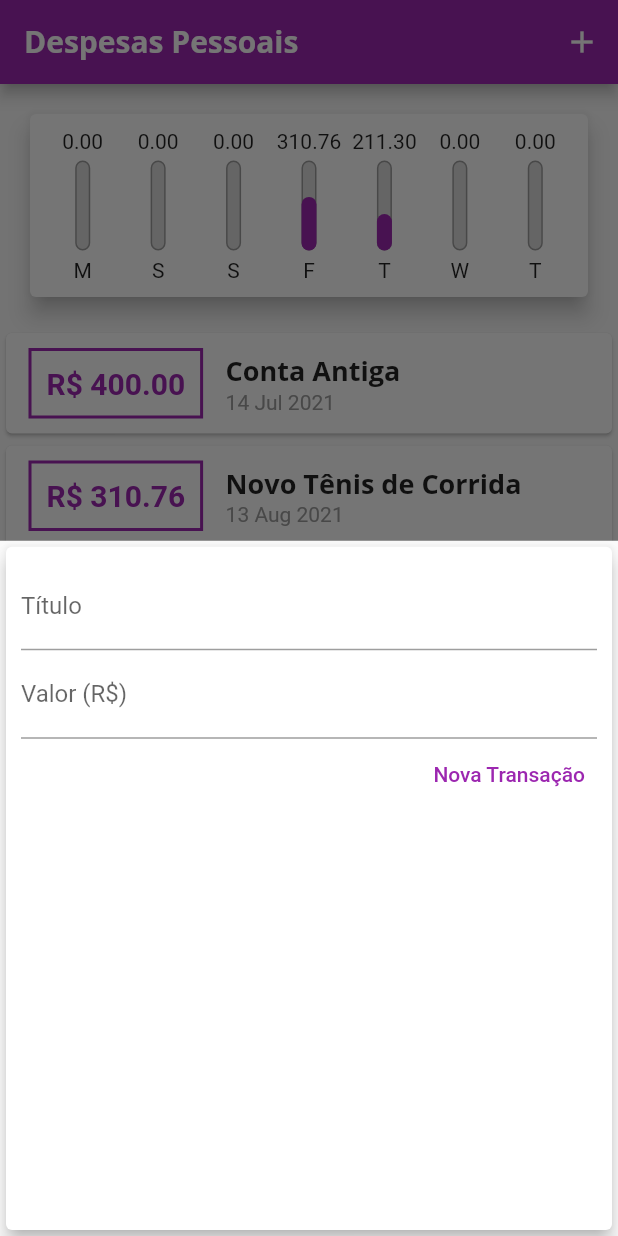
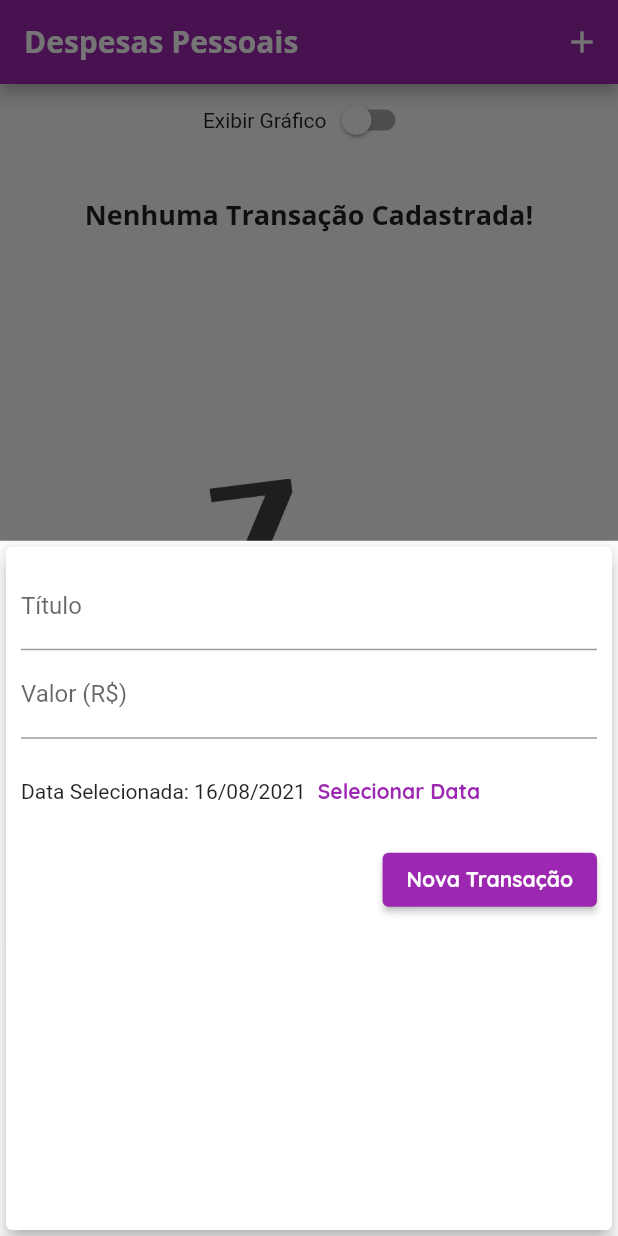
Before and after one commit to nanciioo/expenses, a Flutter app: the screen it shows after launch, after a tap on the "add" icon, on a phone screen of 412 x 824 dp. Run offline on Flutter 3.47's test engine with Material 2 defaults, Android fonts, the phone set to English and light mode, and no system bars.

Commit message:
repondo arquivo

```diff
--- a/lib/components/chart_bar.dart
+++ b/lib/components/chart_bar.dart
@@ -1,4 +1,5 @@
 import 'package:flutter/material.dart';
+import 'package:flutter/rendering.dart';
 
 class ChartBar extends StatelessWidget {
   final String? label;
@@ -13,14 +14,21 @@ class ChartBar extends StatelessWidget {
 
   @override
   Widget build(BuildContext context) {
+    return LayoutBuilder(
+      builder: (ctx, constraints) {
         return Column(
           children: <Widget>[
-        FittedBox(
-          child: Text('${value?.toStringAsFixed(2)}'),
+            Container(
+              height: constraints.maxHeight * 0.15,
+              child: FittedBox(
+                child: Text(
+                  '${value?.toStringAsFixed(2)}',
                 ),
-        SizedBox(height: 5),
+              ),
+            ),
+            SizedBox(height: constraints.maxHeight * 0.05),
             Container(
-          height: 60,
+              height: constraints.maxHeight * 0.6,
               width: 10,
               child: Stack(
                 alignment: Alignment.bottomCenter,
@@ -47,9 +55,16 @@ class ChartBar extends StatelessWidget {
                 ],
               ),
             ),
-        SizedBox(height: 5),
-        Text(label.toString()),
+            SizedBox(height: constraints.maxHeight * 0.05),
+            Container(
+              height: constraints.maxHeight * 0.15,
+              child: FittedBox(
+                child: Text(label.toString()),
+              ),
+            ),
           ],
+        );
+      },
     );
   }
 }
--- a/lib/components/transaction_form.dart
+++ b/lib/components/transaction_form.dart
@@ -1,7 +1,8 @@
 import 'package:flutter/material.dart';
+import 'package:intl/intl.dart';
 
 class TransactionForm extends StatefulWidget {
-  final void Function(String, double) onSubmit;
+  final void Function(String, double, DateTime) onSubmit;
 
   TransactionForm(this.onSubmit);
 
@@ -10,19 +11,35 @@ class TransactionForm extends StatefulWidget {
 }
 
 class _TransactionFormState extends State<TransactionForm> {
-  final titleController = TextEditingController();
-
-  final valueController = TextEditingController();
+  final _titleController = TextEditingController();
+  final _valueController = TextEditingController();
+  DateTime _selectedDate = DateTime.now();
 
   _submitForm() {
-    final title = titleController.text;
-    final value = double.tryParse(valueController.text) ?? 0.0;
+    final title = _titleController.text;
+    final value = double.tryParse(_valueController.text) ?? 0.0;
 
-    if (title.isEmpty || value <= 0) {
+    if (title.isEmpty || value <= 0 || _selectedDate == (null)) {
       return;
     }
 
-    widget.onSubmit(title, value);
+    widget.onSubmit(title, value, _selectedDate);
+  }
+
+  _showDatePicker() {
+    showDatePicker(
+      context: context,
+      initialDate: DateTime.now(),
+      firstDate: DateTime(2019),
+      lastDate: DateTime.now(),
+    ).then((pickedDate) {
+      if (pickedDate == null) {
+        return;
+      }
+      setState(() {
+        _selectedDate = pickedDate;
+      });
+    });
   }
 
   @override
@@ -34,27 +51,50 @@ class _TransactionFormState extends State<TransactionForm> {
         child: Column(
           children: <Widget>[
             TextField(
-              controller: titleController,
+              controller: _titleController,
               onSubmitted: (_) => _submitForm,
               decoration: InputDecoration(
                 labelText: 'Título',
               ),
             ),
             TextField(
-              controller: valueController,
+              controller: _valueController,
               keyboardType: TextInputType.numberWithOptions(decimal: true),
               onSubmitted: (_) => _submitForm,
               decoration: InputDecoration(
                 labelText: 'Valor (R\$)',
               ),
             ),
+            Container(
+              height: 70,
+              child: Row(
+                children: <Widget>[
+                  Text(
+                    _selectedDate == (null)
+                        ? 'Nenhuma data selecionada!'
+                        : 'Data Selecionada: ${DateFormat('dd/MM/y').format(_selectedDate)}',
+                  ),
+                  TextButton(
+                    child: Text(
+                      'Selecionar Data',
+                      style: TextStyle(
+                        fontWeight: FontWeight.bold,
+                      ),
+                    ),
+                    onPressed: _showDatePicker,
+                  )
+                ],
+              ),
+            ),
             Row(
               mainAxisAlignment: MainAxisAlignment.end,
               children: <Widget>[
-                TextButton(
+                ElevatedButton(
                   child: Text(
                     'Nova Transação',
-                    style: TextStyle(color: Colors.purple),
+                    style: TextStyle(
+                      color: Theme.of(context).textTheme.button?.color,
+                    ),
                   ),
                   onPressed: _submitForm,
                 )
--- a/lib/components/transaction_list.dart
+++ b/lib/components/transaction_list.dart
@@ -4,79 +4,72 @@ import 'package:intl/intl.dart';
 
 class TransactionList extends StatelessWidget {
   final List<Transaction> transactions;
+  final void Function(String) onRemove;
 
-  TransactionList(this.transactions);
+  TransactionList(this.transactions, this.onRemove);
 
   @override
   Widget build(BuildContext context) {
-    return Container(
-      height: 300,
-      child: transactions.isEmpty
-          ? Column(
+    return transactions.isEmpty
+        ? LayoutBuilder(
+            builder: (ctx, constraints) {
+              return Column(
                 children: <Widget>[
-                SizedBox(height: 20),
-                Text(
+                  SizedBox(height: constraints.maxHeight * 0.05),
+                  Container(
+                    height: constraints.maxHeight * 0.3,
+                    child: Text(
                       'Nenhuma Transação Cadastrada!',
                       style: Theme.of(context).textTheme.headline6,
                     ),
-                SizedBox(height: 20),
+                  ),
+                  SizedBox(height: constraints.maxHeight * 0.05),
                   Container(
-                  height: 200,
+                    height: constraints.maxHeight * 0.6,
                     child: Image.asset(
                       'assets/images/waiting.png',
                       fit: BoxFit.cover,
                     ),
                   ),
                 ],
+              );
+            },
           )
         : ListView.builder(
             itemCount: transactions.length,
             itemBuilder: (ctx, index) {
               final tr = transactions[index];
               return Card(
-                  child: Row(
-                    children: <Widget>[
-                      Container(
+                elevation: 5,
                 margin: EdgeInsets.symmetric(
-                          horizontal: 15,
-                          vertical: 10,
+                  vertical: 8,
+                  horizontal: 5,
                 ),
-                        decoration: BoxDecoration(
-                          border: Border.all(
-                            color: Theme.of(context).primaryColor,
-                            width: 2,
-                          ),
-                        ),
-                        padding: EdgeInsets.all(10),
-                        child: Text(
-                          'R\$ ${tr.value.toStringAsFixed(2)}',
-                          style: TextStyle(
-                            fontWeight: FontWeight.bold,
-                            fontSize: 20,
-                            color: Theme.of(context).primaryColor,
+                child: ListTile(
+                  leading: CircleAvatar(
+                    radius: 30,
+                    child: Padding(
+                      padding: const EdgeInsets.all(6),
+                      child: FittedBox(
+                        child: Text('R\$${tr.value}'),
                       ),
                     ),
                   ),
-                      Column(
-                        crossAxisAlignment: CrossAxisAlignment.start,
-                        children: <Widget>[
-                          Text(
+                  title: Text(
                     tr.title,
                     style: Theme.of(context).textTheme.headline6,
                   ),
-                          Text(
+                  subtitle: Text(
                     DateFormat('d MMM y').format(tr.date),
-                            style: TextStyle(
-                              color: Colors.grey,
                   ),
+                  trailing: IconButton(
+                    icon: Icon(Icons.delete),
+                    color: Theme.of(context).errorColor,
+                    onPressed: () => onRemove(tr.id),
                   ),
-                        ],
-                      ),
-                    ],
                 ),
               );
             },
-            ),
           );
   }
 }
--- a/lib/main.dart
+++ b/lib/main.dart
@@ -24,6 +24,10 @@ class ExpensesApp extends StatelessWidget {
                 fontSize: 18,
                 fontWeight: FontWeight.bold,
               ),
+              button: TextStyle(
+                color: Colors.white,
+                fontWeight: FontWeight.bold,
+              ),
             ),
         appBarTheme: AppBarTheme(
           textTheme: ThemeData.light().textTheme.copyWith(
@@ -45,26 +49,8 @@ class MyHomePage extends StatefulWidget {
 }
 
 class _MyHomePageState extends State<MyHomePage> {
-  final List<Transaction> _transactions = [
-    Transaction(
-      id: 't0',
-      title: 'Conta Antiga',
-      value: 400.00,
-      date: DateTime.now().subtract(Duration(days: 33)),
-    ),
-    Transaction(
-      id: 't1',
-      title: 'Novo Tênis de Corrida',
-      value: 310.76,
-      date: DateTime.now().subtract(Duration(days: 3)),
-    ),
-    Transaction(
-      id: 't2',
-      title: 'Conta de Luz',
-      value: 211.30,
-      date: DateTime.now().subtract(Duration(days: 4)),
-    ),
-  ];
+  final List<Transaction> _transactions = [];
+  bool _showChart = false;
 
   List<Transaction> get _recentTransactions {
     return _transactions.where((tr) {
@@ -74,12 +60,12 @@ class _MyHomePageState extends State<MyHomePage> {
     }).toList();
   }
 
-  _addTransaction(String title, double value) {
+  _addTransaction(String title, double value, DateTime date) {
     final newTransaction = Transaction(
       id: Random().nextDouble().toString(),
       title: title,
       value: value,
-      date: DateTime.now(),
+      date: date,
     );
 
     setState(() {
@@ -87,6 +73,12 @@ class _MyHomePageState extends State<MyHomePage> {
     });
 
     Navigator.of(context).pop();
+  }
+
+  _deleteTransaction(String id) {
+    setState(() {
+      _transactions.removeWhere((tr) => tr.id == id);
+    });
   }
 
   _openTransactionFormModal(BuildContext context) {
@@ -100,8 +92,7 @@ class _MyHomePageState extends State<MyHomePage> {
 
   @override
   Widget build(BuildContext context) {
-    return Scaffold(
-      appBar: AppBar(
+    final appBar = AppBar(
       title: Text('Despesas Pessoais'),
       actions: <Widget>[
         IconButton(
@@ -109,13 +100,42 @@ class _MyHomePageState extends State<MyHomePage> {
           onPressed: () => _openTransactionFormModal(context),
         ),
       ],
-      ),
+    );
+
+    final availableHeight = MediaQuery.of(context).size.height -
+        appBar.preferredSize.height -
+        MediaQuery.of(context).padding.top;
+
+    return Scaffold(
+      appBar: appBar,
       body: SingleChildScrollView(
         child: Column(
           crossAxisAlignment: CrossAxisAlignment.stretch,
           children: <Widget>[
-            Chart(_recentTransactions),
-            TransactionList(_transactions),
+            Row(
+              mainAxisAlignment: MainAxisAlignment.center,
+              children: <Widget>[
+                Text('Exibir Gráfico'),
+                Switch(
+                  value: _showChart,
+                  onChanged: (value) {
+                    setState(() {
+                      _showChart = value;
+                    });
+                  },
+                ),
+              ],
+            ),
+            if (_showChart)
+              Container(
+                height: availableHeight * 0.30,
+                child: Chart(_recentTransactions),
+              ),
+            if (!_showChart)
+              Container(
+                height: availableHeight * 0.70,
+                child: TransactionList(_transactions, _deleteTransaction),
+              ),
           ],
         ),
       ),
```
Also changed, not shown: lib/components/chart.dart (+6 -4 lines), pubspec.yaml (+4 -4 lines). Lines whose indentation alone changed are shown as unchanged.
